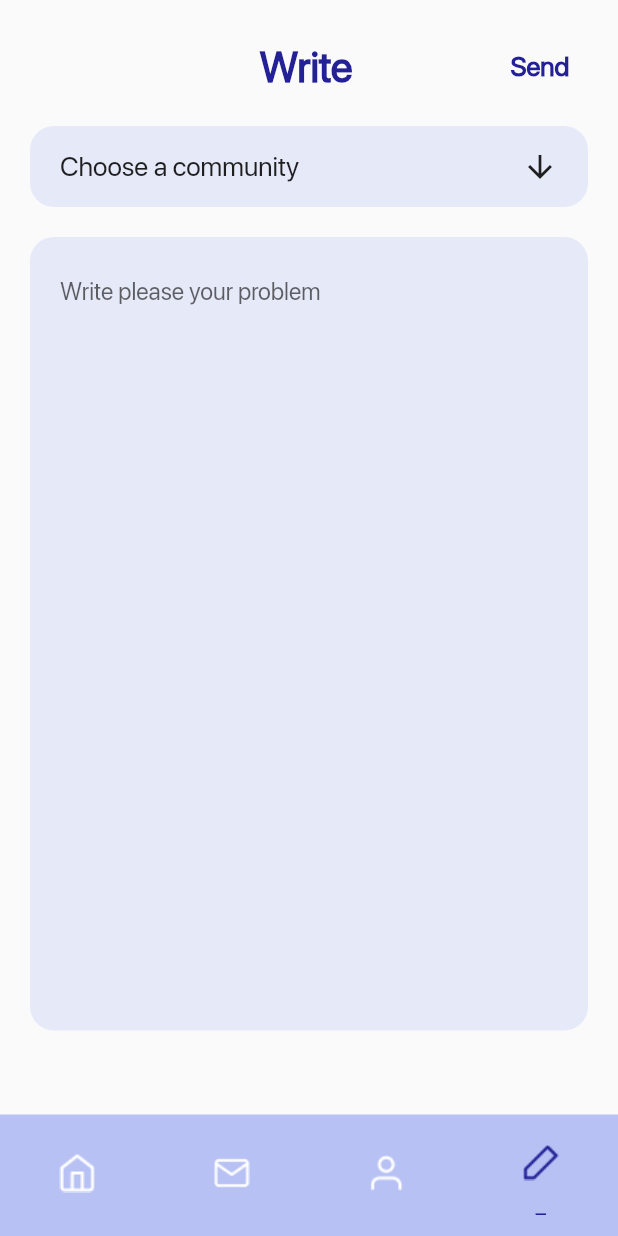
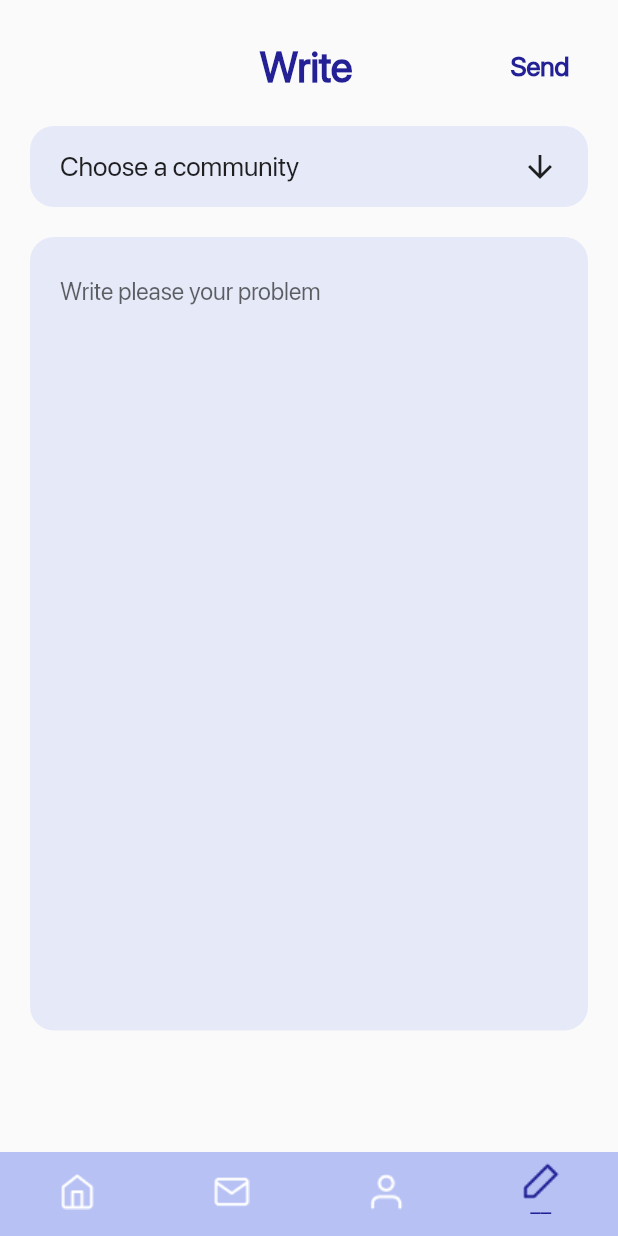
Before and after one commit to auyelgazin/uniguide, a Flutter app: the DashboardScreen screen opened by its route, item 4 of the bottom bar chosen, on a phone screen of 412 x 824 dp. Run offline on Flutter 3.47's test engine with Material 2 defaults, Android fonts, the phone set to English and light mode, and no system bars; our stand-ins replace cloud_firestore, firebase_auth, firebase_core, firebase_storage, get, image_picker and 1 more; accounts and stored records are empty.

Commit message:
bug on bottomnavbar caused by sizedbox->imageicon

```diff
--- a/lib/screens/dashboard/dashboard_screen.dart
+++ b/lib/screens/dashboard/dashboard_screen.dart
@@ -6,6 +6,67 @@ import 'blog_screen.dart';
 import 'chat_screen.dart';
 import 'profile_screen.dart';
 import 'write_screen.dart';
+
+// class DashboardScreen extends StatefulWidget {
+//   @override
+//   _DashboardScreenState createState() => _DashboardScreenState();
+// }
+
+// class _DashboardScreenState extends State<DashboardScreen> {
+
+//   int _currentIndex = 0;
+
+//   var tabs = [
+//     BlogScreen(),
+//     ChatScreen(),
+//     ProfileScreen(),
+//     WriteScreen()
+//   ];
+
+//   @override
+//   Widget build(BuildContext context) {
+//     return Scaffold(
+//       body: tabs[_currentIndex],
+//       bottomNavigationBar: BottomNavigationBar(
+//         backgroundColor: Color(0xFFB7C1F4),
+//         currentIndex: _currentIndex,
+//         type: BottomNavigationBarType.fixed,
+//         items: [
+//           BottomNavigationBarItem(
+//             icon: Icon(
+//               Icons.home,
+//             ),
+//             label: 'sd',
+//           ),
+//           BottomNavigationBarItem(
+//             icon: Icon(
+//               Icons.add,
+//             ),
+//             label: 'ssad',
+//           ),
+//           BottomNavigationBarItem(
+//             icon: Icon(
+//               Icons.chat,
+//             ),
+//             label: 'sas',
+//           ),
+//           BottomNavigationBarItem(
+//             icon: Icon(
+//               Icons.chat,
+//             ),
+//             label: 'sas',
+//           ),
+
+//         ],
+//         onTap: (index){
+//           setState(() {
+//             _currentIndex = index;
+//           });
+//         },
+//       ),
+//     );
+//   }
+// }
 
 class DashboardScreen extends StatelessWidget {
   @override
@@ -35,57 +96,67 @@ class DashboardScreen extends StatelessWidget {
             backgroundColor: Color(0xFFB7C1F4),
             elevation: 0,
             items: [
-              // _bottomNavigationBarItem(
-              //   icon: CupertinoIcons.home,
-              //   label: 'Home',
+              // BottomNavigationBarItem(
+              //   icon: SizedBox(
+              //     child: ImageIcon(
+              //       AssetImage('images/blog.png'),
+              //     ),
+              //     height: 50,
+              //   ),
+              //   label: '–'
               // ),
-              // _bottomNavigationBarItem(
-              //   icon: CupertinoIcons.sportscourt,
-              //   label: 'News',
+              // BottomNavigationBarItem(
+              //   icon: SizedBox(
+              //     child: ImageIcon(
+              //       AssetImage('images/chat.png'),
+              //     ),
+              //     height: 50,
+              //   ),
+              //   label: '–'
               // ),
-              // _bottomNavigationBarItem(
-              //   icon: CupertinoIcons.bell,
-              //   label: 'Alerts',
+              // BottomNavigationBarItem(
+              //   icon: SizedBox(
+              //     child: ImageIcon(
+              //       AssetImage('images/profile.png'),
+              //     ),
+              //     height: 50,
+              //   ),
+              //   label: '–'
               // ),
-              // _bottomNavigationBarItem(
-              //   icon: CupertinoIcons.person,
-              //   label: 'Account',
+              // BottomNavigationBarItem(
+              //   icon: SizedBox(
+              //     child: ImageIcon(
+              //       AssetImage('images/write.png'),
+              //     ),
+              //     height: 50,
+              //   ),
+              //   label: '–'
               // ),
               BottomNavigationBarItem(
-                icon: SizedBox(
+                icon: Container(
                   child: ImageIcon(
                     AssetImage('images/blog.png'),
                   ),
-                  height: 50,
                 ),
-                label: '–'
+                label: '––',
               ),
               BottomNavigationBarItem(
-                icon: SizedBox(
-                  child: ImageIcon(
-                    AssetImage('images/chat.png'),
-                  ),
-                  height: 50,
+                icon: ImageIcon(
+                  AssetImage('images/chat.png'),
                 ),
-                label: '–'
+                label: '––',
               ),
               BottomNavigationBarItem(
-                icon: SizedBox(
-                  child: ImageIcon(
-                    AssetImage('images/profile.png'),
-                  ),
-                  height: 50,
+                icon: ImageIcon(
+                  AssetImage('images/profile.png'),
                 ),
-                label: '–'
+                label: '––',
               ),
               BottomNavigationBarItem(
-                icon: SizedBox(
-                  child: ImageIcon(
-                    AssetImage('images/write.png'),
-                  ),
-                  height: 50,
+                icon: ImageIcon(
+                  AssetImage('images/write.png'),
                 ),
-                label: '–'
+                label: '––',
               ),
             ],
           ),
@@ -93,11 +164,4 @@ class DashboardScreen extends StatelessWidget {
       },
     );
   }
-
-  // _bottomNavigationBarItem({IconData icon, String label}) {
-  //   return BottomNavigationBarItem(
-  //     icon: Icon(icon),
-  //     label: label,
-  //   );
-  // }
 }
```
